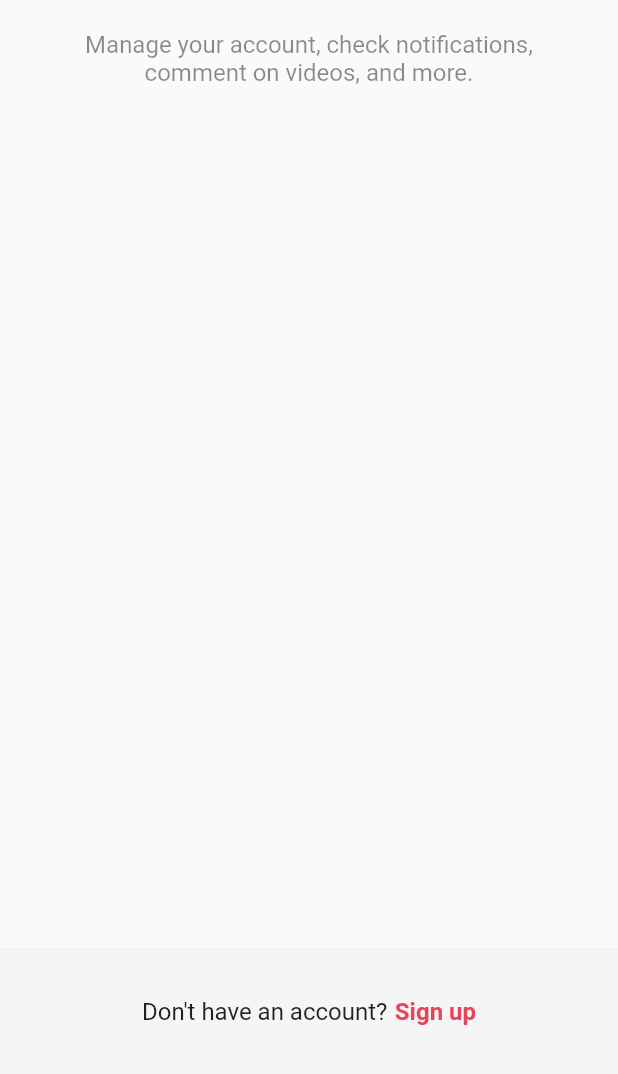
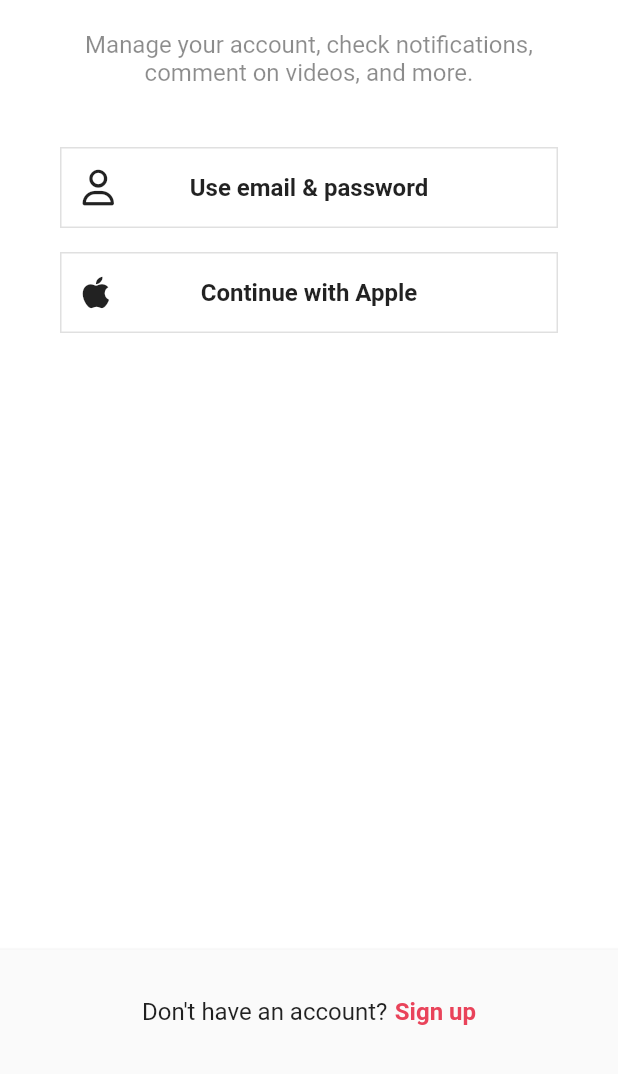
Before and after one commit to roghabo/tiktok, a Flutter app: the LoginScreen screen opened directly, on a phone screen of 412 x 824 dp, the part 162-1236 px from its top. Run offline on Flutter 3.47's test engine with Material 2 defaults, Android fonts, the phone set to English and light mode, and no system bars; our stand-ins replace font_awesome_flutter.

```diff
--- a/lib/features/authentication/login_screen.dart
+++ b/lib/features/authentication/login_screen.dart
@@ -1,11 +1,13 @@
 import 'package:flutter/material.dart';
+import 'package:font_awesome_flutter/font_awesome_flutter.dart';
 import 'package:tiktok_clone/constants/gaps.dart';
 import 'package:tiktok_clone/constants/sizes.dart';
+import 'package:tiktok_clone/features/authentication/widgets/auth_button.dart';
 
 class LoginScreen extends StatelessWidget {
   const LoginScreen({super.key});
 
-  void onSignUpTap(BuildContext context) {
+  void _onSignUpTap(BuildContext context) {
     Navigator.of(context).pop();
   }
 
@@ -36,12 +38,20 @@ class LoginScreen extends StatelessWidget {
                 ),
                 textAlign: TextAlign.center,
               ),
+              Gaps.v40,
+              AuthButton(
+                  icon: FaIcon(FontAwesomeIcons.user),
+                  text: "Use email & password"),
+              Gaps.v16,
+              AuthButton(
+                  icon: FaIcon(FontAwesomeIcons.apple),
+                  text: "Continue with Apple"),
             ],
           ),
         ),
       ),
       bottomNavigationBar: BottomAppBar(
-        color: Colors.grey.shade100,
+        color: Colors.grey.shade50,
         elevation: 2,
         child: Padding(
           padding: const EdgeInsets.symmetric(
@@ -58,7 +68,7 @@ class LoginScreen extends StatelessWidget {
               ),
               Gaps.h5,
               GestureDetector(
-                onTap: () => onSignUpTap(context),
+                onTap: () => _onSignUpTap(context),
                 child: Text(
                   "Sign up",
                   style: TextStyle(
--- a/lib/features/authentication/widgets/auth_button.dart
+++ b/lib/features/authentication/widgets/auth_button.dart
@@ -1,16 +1,19 @@
 import 'package:flutter/material.dart';
+import 'package:font_awesome_flutter/font_awesome_flutter.dart';
 import 'package:tiktok_clone/constants/sizes.dart';
 
 class AuthButton extends StatelessWidget {
   final String text;
-  const AuthButton({super.key, required this.text});
+  final FaIcon icon;
+  const AuthButton({super.key, required this.text, required this.icon});
 
   @override
   Widget build(BuildContext context) {
     return FractionallySizedBox(
+      widthFactor: 1,
       child: Container(
-        padding: const EdgeInsets.symmetric(
-          vertical: Sizes.size14,
+        padding: const EdgeInsets.all(
+          Sizes.size14,
         ),
         decoration: BoxDecoration(
           border: Border.all(
@@ -18,7 +21,14 @@ class AuthButton extends StatelessWidget {
             width: Sizes.size1,
           ),
         ),
-        child: Text(
+        child: Stack(
+          alignment: Alignment.center,
+          children: [
+            Align(
+              alignment: Alignment.centerLeft,
+              child: icon,
+            ),
+            Text(
               text,
               style: const TextStyle(
                 fontSize: Sizes.size16,
@@ -26,6 +36,8 @@ class AuthButton extends StatelessWidget {
               ),
               textAlign: TextAlign.center,
             ),
+          ],
+        ),
       ),
     );
   }
```
Also changed, not shown: lib/features/authentication/email_screen.dart (added, +41 -0 lines), lib/features/authentication/sign_up_screen.dart (renamed from lib/features/authentication/signup_screen.dart, +26 -8 lines), lib/features/authentication/username_screen.dart (added, +102 -0 lines), lib/main.dart (+12 -2 lines), pubspec.yaml (+3 -4 lines), pubspec.lock. Lines whose indentation alone changed are shown as unchanged.
